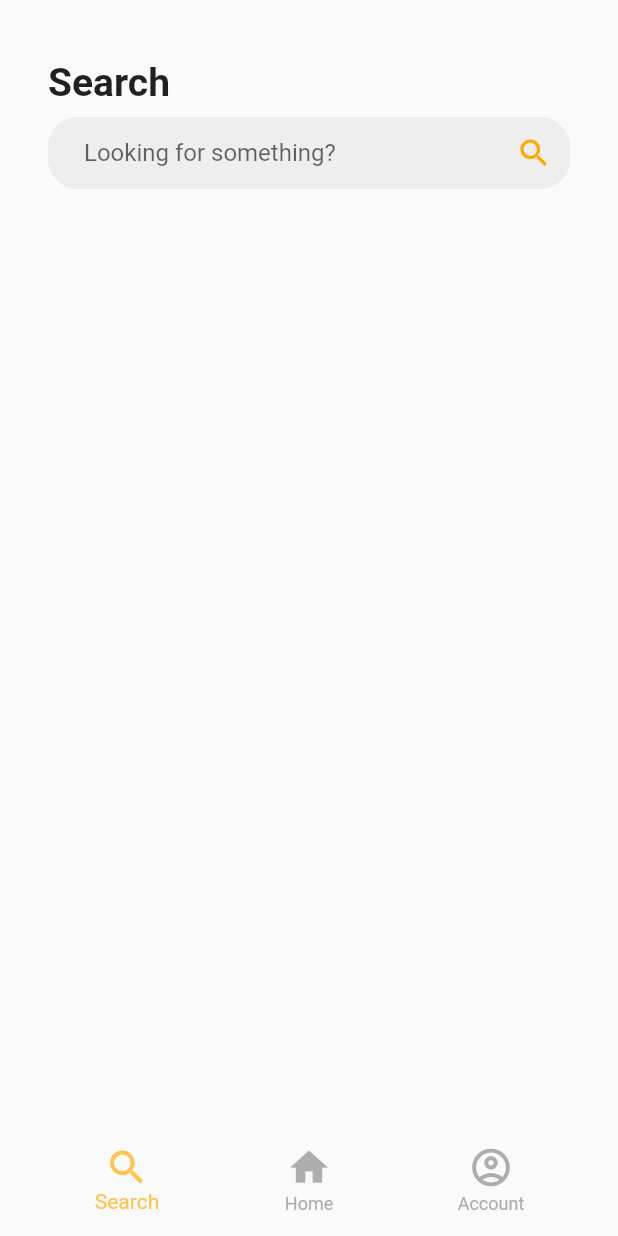
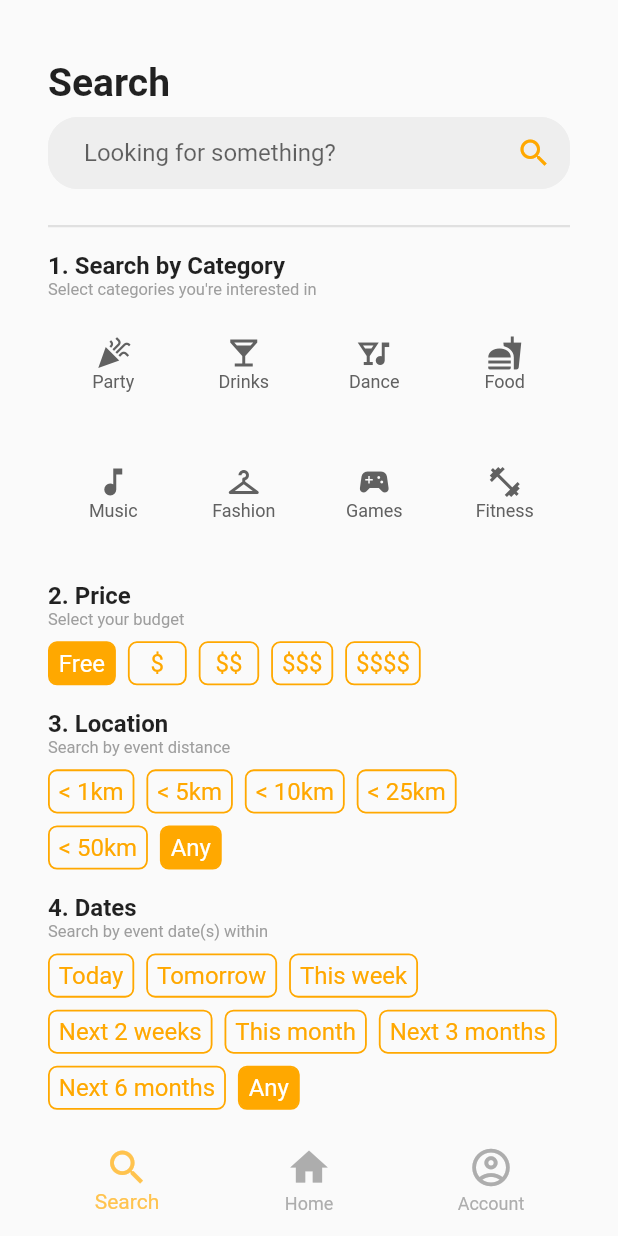
Before and after one commit to nw-hacks-2022-team-fomo/FOMO-frontend, a Flutter app: the screen it shows after launch, on a phone screen of 412 x 824 dp. Run offline on Flutter 3.47's test engine with Material 2 defaults, Android fonts, the phone set to English and light mode, and no system bars; our stand-ins replace carousel_slider, sliding_up_panel.

Commit message:
Added search UI

```diff
--- /dev/null
+++ b/lib/src/constants/filter_options.dart
@@ -0,0 +1,30 @@
+// value-label pairs
+
+const Map<num, String> prices = {
+  0: "Free",
+  1: "  \$  ",
+  2: " \$\$ ",
+  3: "\$\$\$",
+  4: "\$\$\$\$",
+};
+
+const Map<num, String> distances = {
+  1000: "< 1km",
+  5000: "< 5km",
+  10000: "< 10km",
+  25000: "< 25km",
+  50000: "< 50km",
+  0: "Any",
+};
+
+//date int in milliseconds from now
+const Map<num, String> dates = {
+  86400000: "Today",
+  172800000: "Tomorrow",
+  604800000: "This week",
+  1209600033: "Next 2 weeks",
+  2629800000: "This month",
+  7889400000: "Next 3 months",
+  15778800000: "Next 6 months",
+  0: "Any",
+};
--- a/lib/src/constants/tag_icons.dart
+++ b/lib/src/constants/tag_icons.dart
@@ -1,4 +1,16 @@
 import 'package:flutter/material.dart';
+
+// Keep tagList and iconMap matched
+const tagList = [
+  'Party',
+  'Drinks',
+  'Dance',
+  'Food',
+  'Music',
+  'Fashion',
+  'Games',
+  'Fitness'
+];
 
 const Map<String, IconData> iconMap = {
   'Party': Icons.celebration,
@@ -6,7 +18,7 @@ const Map<String, IconData> iconMap = {
   'Dance': Icons.nightlife,
   'Food': Icons.fastfood,
   'Music': Icons.music_note,
-  'Fasion': Icons.checkroom,
+  'Fashion': Icons.checkroom,
   'Games': Icons.sports_esports,
   'Fitness': Icons.fitness_center,
 };
--- a/lib/src/services/event_service.dart
+++ b/lib/src/services/event_service.dart
@@ -34,7 +34,6 @@ class Event {
       required this.assets});
 
   factory Event.fromJson(Map<String, dynamic> json) {
-
     List<dynamic> assetsList = json['assets'];
     List<dynamic> tagsList = json['tags'];
 
@@ -51,7 +50,8 @@ class Event {
         numShares: json['shares'],
         shareLink: json['share_link'],
         tags: tagsList.map((tag) => getAttribute("tag", tag)).toList(),
-        assets: assetsList.map((asset) => getAttribute("name", asset)).toList());
+        assets:
+            assetsList.map((asset) => getAttribute("name", asset)).toList());
   }
 }
 
@@ -66,6 +66,7 @@ Future<List<Event>> getEvents() async {
   final http.Response events = await http.get(Uri.parse(
       'http://10.0.2.2:3000/event/nearby-events?distance=2000&latitude=49.2265133&longitude=-123.1367469'));
   debugPrint(events.body);
+
   List<dynamic> resBody = jsonDecode(events.body);
   return Future.value(resBody.map((event) => Event.fromJson(event)).toList());
 }
--- /dev/null
+++ b/lib/src/widgets/search/page_elements/category_selector.dart
@@ -0,0 +1,79 @@
+import 'package:flutter/material.dart';
+import 'package:app_frontend/src/constants/tag_icons.dart' as tag_icons;
+
+class CategorySquare extends StatelessWidget {
+  const CategorySquare({Key? key, required this.name, required this.isSelected})
+      : super(key: key);
+  final String name;
+  final bool isSelected;
+
+  @override
+  Widget build(BuildContext context) {
+    return Container(
+      decoration: BoxDecoration(
+        borderRadius: BorderRadius.circular(8),
+        color: isSelected
+            ? const Color(0xFFFFA800)
+            : const Color.fromARGB(0, 0, 0, 0),
+      ),
+      padding: const EdgeInsets.symmetric(vertical: 12, horizontal: 4),
+      margin: const EdgeInsets.symmetric(vertical: 12, horizontal: 12),
+      child: Column(
+        children: [
+          Icon(
+            tag_icons.iconMap[name],
+            color: isSelected ? Colors.white : Colors.grey.shade700,
+          ),
+          Text(name,
+              style: TextStyle(
+                color: isSelected ? Colors.white : Colors.grey.shade700,
+                fontSize: 12,
+              ))
+        ],
+      ),
+    );
+  }
+}
+
+class CategorySelector extends StatelessWidget {
+  const CategorySelector(
+      {Key? key, required this.selected, required this.onSelect})
+      : super(key: key);
+
+  final Set<String> selected;
+  final void Function(String) onSelect;
+
+  @override
+  Widget build(BuildContext context) {
+    return Table(
+      children: [
+        TableRow(
+            children: tag_icons.tagList
+                .sublist(0, tag_icons.tagList.length ~/ 2)
+                .map((key) => GestureDetector(
+                      onTap: () {
+                        onSelect(key);
+                      },
+                      child: CategorySquare(
+                        name: key,
+                        isSelected: selected.contains(key),
+                      ),
+                    ))
+                .toList()),
+        TableRow(
+            children: tag_icons.tagList
+                .sublist(tag_icons.tagList.length ~/ 2)
+                .map((key) => GestureDetector(
+                      onTap: () {
+                        onSelect(key);
+                      },
+                      child: CategorySquare(
+                        name: key,
+                        isSelected: selected.contains(key),
+                      ),
+                    ))
+                .toList()),
+      ],
+    );
+  }
+}
--- /dev/null
+++ b/lib/src/widgets/search/page_elements/selection_buttons.dart
@@ -0,0 +1,46 @@
+import 'package:flutter/material.dart';
+
+class SelectionButtons extends StatelessWidget {
+  const SelectionButtons(
+      {Key? key,
+      required this.data,
+      this.selectedValue,
+      required this.onSetSelected})
+      : super(key: key);
+
+  // value-label pairs
+  final Map<dynamic, String> data;
+  final dynamic selectedValue;
+  final void Function(dynamic) onSetSelected;
+
+  @override
+  Widget build(BuildContext context) {
+    return Wrap(
+      children: data.entries
+          .map((entry) => GestureDetector(
+                onTap: () {
+                  onSetSelected(entry.key);
+                },
+                child: Container(
+                    margin: const EdgeInsets.only(top: 8, right: 8),
+                    padding:
+                        const EdgeInsets.symmetric(vertical: 4, horizontal: 6),
+                    decoration: BoxDecoration(
+                        color: (selectedValue == entry.key)
+                            ? const Color(0xFFFFA800)
+                            : const Color.fromARGB(0, 0, 0, 0),
+                        borderRadius: BorderRadius.circular(6),
+                        border: Border.all(
+                            color: const Color(0xFFFFA800), width: 1.2)),
+                    child: Text(entry.value,
+                        style: TextStyle(
+                          color: (selectedValue == entry.key)
+                              ? Colors.white
+                              : const Color(0xFFFFA800),
+                          fontSize: 16,
+                        ))),
+              ))
+          .toList(),
+    );
+  }
+}
--- /dev/null
+++ b/lib/src/widgets/search/page_elements/sub_heading.dart
@@ -0,0 +1,31 @@
+import 'package:flutter/material.dart';
+
+class SubHeading extends StatelessWidget {
+  const SubHeading({Key? key, required this.main, required this.sub})
+      : super(key: key);
+
+  final String main;
+  final String sub;
+
+  @override
+  Widget build(BuildContext context) {
+    return Container(
+      margin: const EdgeInsets.only(top: 16),
+      child: Column(
+        crossAxisAlignment: CrossAxisAlignment.start,
+        children: [
+          Text(main,
+              style: const TextStyle(
+                fontWeight: FontWeight.bold,
+                fontSize: 16,
+              )),
+          Text(sub,
+              style: TextStyle(
+                color: Colors.grey.shade500,
+                fontSize: 11,
+              ))
+        ],
+      ),
+    );
+  }
+}
--- a/lib/src/widgets/search/search.dart
+++ b/lib/src/widgets/search/search.dart
@@ -1,5 +1,10 @@
 import 'package:flutter/material.dart';
 import 'package:app_frontend/src/widgets/search/page_elements/search_bar.dart';
+import 'package:app_frontend/src/widgets/search/page_elements/sub_heading.dart';
+import 'package:app_frontend/src/widgets/search/page_elements/category_selector.dart';
+import 'package:app_frontend/src/widgets/search/page_elements/selection_buttons.dart';
+import 'package:app_frontend/src/constants/filter_options.dart'
+    as filter_options;
 
 class Search extends StatefulWidget {
   const Search({Key? key}) : super(key: key);
@@ -10,6 +15,22 @@ class Search extends StatefulWidget {
 
 class _SearchState extends State<Search> {
   String search = '';
+  Set<String> selectedCategories = {};
+  int selectedPrice = 0;
+  int selectedDistance = 0;
+  int selectedDate = 0;
+
+  void handleSelectCategory(String category) {
+    if (selectedCategories.contains(category)) {
+      setState(() {
+        selectedCategories.remove(category);
+      });
+    } else {
+      setState(() {
+        selectedCategories.add(category);
+      });
+    }
+  }
 
   void handleSearch() {}
 
@@ -24,16 +45,83 @@ class _SearchState extends State<Search> {
             padding: EdgeInsets.symmetric(vertical: 8),
             child: Text('Search',
                 style: TextStyle(
-                  fontWeight: FontWeight.w600,
+                  fontWeight: FontWeight.bold,
                   fontSize: 26,
                 )),
           ),
-          SearchBar(
-            setSearch: (search) => setState(() {
-              search = search;
-            }),
-            handleSearch: handleSearch,
+          Container(
+            padding: const EdgeInsets.only(bottom: 24),
+            decoration: BoxDecoration(
+                border: BorderDirectional(
+                    bottom:
+                        BorderSide(width: 1.5, color: Colors.grey.shade300))),
+            child: SearchBar(
+              setSearch: (search) => setState(() {
+                search = search;
+              }),
+              handleSearch: handleSearch,
+            ),
           ),
+          const SubHeading(
+              main: '1. Search by Category',
+              sub: "Select categories you're interested in"),
+          CategorySelector(
+              selected: selectedCategories, onSelect: handleSelectCategory),
+          const SubHeading(main: '2. Price', sub: "Select your budget"),
+          SelectionButtons(
+            data: filter_options.prices,
+            onSetSelected: (selection) {
+              setState(() {
+                selectedPrice = selection;
+              });
+            },
+            selectedValue: selectedPrice,
+          ),
+          const SubHeading(
+              main: '3. Location', sub: "Search by event distance"),
+          SelectionButtons(
+            data: filter_options.distances,
+            onSetSelected: (selection) {
+              setState(() {
+                selectedDistance = selection;
+              });
+            },
+            selectedValue: selectedDistance,
+          ),
+          const SubHeading(
+              main: '4. Dates', sub: "Search by event date(s) within"),
+          SelectionButtons(
+            data: filter_options.dates,
+            onSetSelected: (selection) {
+              setState(() {
+                selectedDate = selection;
+              });
+            },
+            selectedValue: selectedDate,
+          ),
+          GestureDetector(
+            onTap: () {},
+            child: Container(
+                alignment: Alignment.center,
+                margin: const EdgeInsets.only(top: 32, left: 40, right: 40),
+                padding: const EdgeInsets.symmetric(vertical: 8),
+                decoration: BoxDecoration(
+                    color: const Color(0xFFFFA800),
+                    borderRadius: BorderRadius.circular(100),
+                    boxShadow: const [
+                      BoxShadow(
+                          offset: Offset(0, 3),
+                          blurRadius: 4,
+                          color: Color.fromRGBO(0, 0, 0, 0.15))
+                    ],
+                    border:
+                        Border.all(color: const Color(0xFFFFA800), width: 1.2)),
+                child: const Text("Apply Filters and Find Events!",
+                    style: TextStyle(
+                      color: Colors.white,
+                      fontSize: 16,
+                    ))),
+          )
         ],
       ),
     );
```
